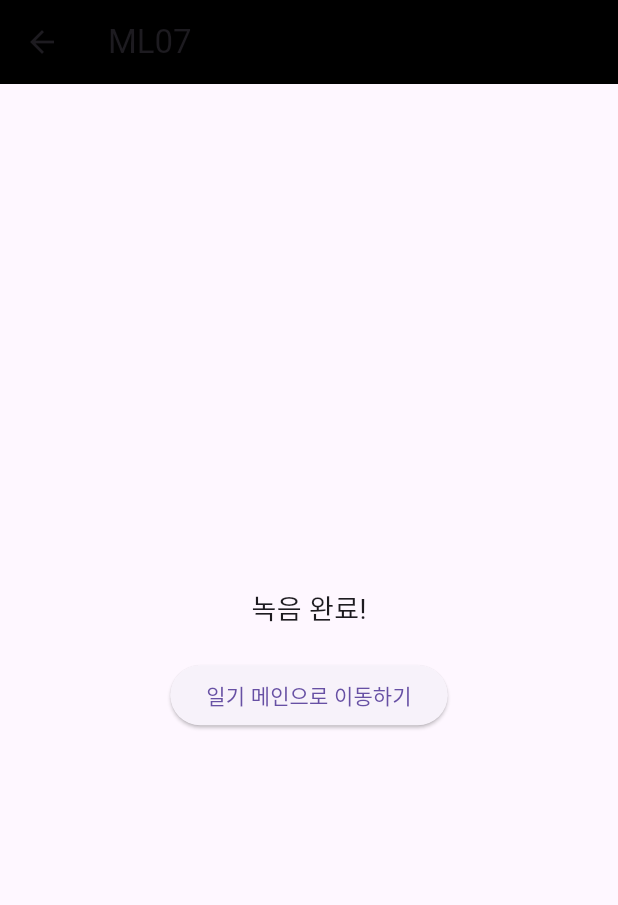
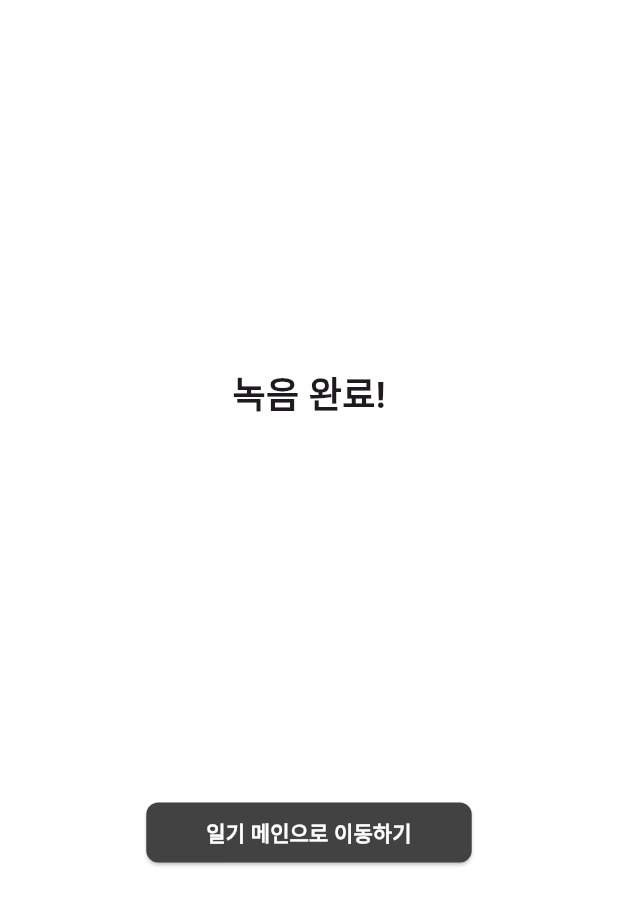
Before and after one commit to Mallang-Diary/MallangDiary-FrontEnd, a Flutter app: the RecordingPage screen opened directly, after a tap on "녹음 시작", after a tap on "중지", after a tap on "저장", on a phone screen of 412 x 824 dp. Shown: the top 905 px of the screen. Run offline on Flutter 3.47's test engine with Material 3 defaults, Android fonts, the phone set to English and light mode, and no system bars; our stand-ins replace audioplayers, image_picker, percent_indicator, permission_handler, smooth_page_indicator, sqflite and 1 more; missing offline and left inert: flutter_sound; accounts and stored records are empty.

Commit message:
[recording] recording page 디자인 변경 및 SegmentFault 디버깅 중

```diff
--- a/lib/page/caller/recording_complete_page.dart
+++ b/lib/page/caller/recording_complete_page.dart
@@ -1,21 +1,40 @@
 import 'package:flutter/material.dart';
+import 'package:mallang_project_v1/page/diary_board/main_board.dart';
+
 
 class RecordingCompletePage extends StatelessWidget {
   @override
   Widget build(BuildContext context) {
     return Scaffold(
-      appBar: AppBar(title: Text('ML07'), backgroundColor: Colors.black),
+      backgroundColor: Colors.white,
       body: Center(
         child: Column(
           mainAxisAlignment: MainAxisAlignment.center,
           children: [
-            Text('녹음 완료!', style: TextStyle(fontSize: 18)),
-            SizedBox(height: 20),
-            ElevatedButton(
-              onPressed: () {
-                Navigator.pop(context);
-              },
-              child: Text('일기 메인으로 이동하기'),
+            Text('녹음 완료!', style: TextStyle(fontSize: 24, fontWeight:FontWeight.bold)),
+            SizedBox(height: 250),
+            Center(
+              child: ElevatedButton.icon(
+                onPressed: () {
+                  Navigator.push(
+                    context,
+                    MaterialPageRoute(
+                      builder: (context) => MainBoardPage()
+                    ),
+                  );
+                },
+                label: Text(
+                  "일기 메인으로 이동하기",
+                  style: TextStyle(fontSize: 14, fontWeight: FontWeight.bold, color: Colors.white),
+                ),
+                style: ElevatedButton.styleFrom(
+                  backgroundColor: Colors.grey[800],
+                  padding: EdgeInsets.symmetric(horizontal: 40, vertical: 8),
+                  shape: RoundedRectangleBorder(
+                    borderRadius: BorderRadius.circular(8),
+                  ),
+                )
+              )
             ),
           ],
         ),
--- a/lib/page/caller/recording_page.dart
+++ b/lib/page/caller/recording_page.dart
@@ -136,7 +136,7 @@ class _RecordingPage extends State<RecordingPage> {
               TextButton(
                 onPressed: () {
                   Navigator.of(context).pop();
-                  _saveRecording(); // 저장 =======>>> 저장이 잘 됐는지 확인해보고 싶음
+                  _saveRecording();
                 },
                 child: Text('저장'),
               ),
@@ -148,6 +148,23 @@ class _RecordingPage extends State<RecordingPage> {
               ),
             ],
           ),
+    );
+  }
+
+  void _showRecordingNotStartedDialog() {
+    showDialog(
+        context: context,
+        builder: (context) => AlertDialog(
+            title: Text('녹음을 먼저 시작해주세요'),
+            actions: [
+              TextButton(
+                onPressed: () {
+                  Navigator.of(context).pop(); // 다이얼로그 닫기
+                },
+                child: Text('확인'),
+              )
+            ]
+        )
     );
   }
 
@@ -186,8 +203,8 @@ class _RecordingPage extends State<RecordingPage> {
             Row(
               mainAxisAlignment: MainAxisAlignment.center,
               children: [
-                // 녹음 시작/중지 버튼
-                ElevatedButton(
+                // 녹음 시작/중지 버튼 (ElevatedButton.icon 사용)
+                ElevatedButton.icon(
                   onPressed: () {
                     setState(() {
                       if (_isRecording) {
@@ -201,23 +218,46 @@ class _RecordingPage extends State<RecordingPage> {
                       }
                     });
                   },
-                  child: Text(
+                  label: Text(
                     _isRecording
                         ? '중지'
                         : (_isPaused ? '이어서 녹음하기' : '녹음 시작'),
+                    style: TextStyle(fontSize: 14, fontWeight: FontWeight.bold, color: Colors.white),
+                  ),
+                  style: ElevatedButton.styleFrom(
+                    backgroundColor: Colors.grey[800],
+                    padding: EdgeInsets.symmetric(horizontal: 40, vertical: 8),
+                    shape: RoundedRectangleBorder(
+                      borderRadius: BorderRadius.circular(8),
+                    ),
                   ),
                 ),
                 SizedBox(width: 20),
-                // 저장 버튼
-                ElevatedButton(
+                // 저장 버튼 (ElevatedButton.icon 사용)
+                ElevatedButton.icon(
                   onPressed: () {
-                    Navigator.push(
-                      context,
-                      MaterialPageRoute(
-                          builder: (context) => RecordingCompletePage()),
-                    );
+                    if (!_isRecording && !_isPaused) {
+                      // 녹음을 시작한 적이 없으면 알림으로 녹음을 먼저 시작하라고 안내
+                      _showRecordingNotStartedDialog();
+                    } else {
+                      Navigator.push(
+                        context,
+                        MaterialPageRoute(
+                            builder: (context) => RecordingCompletePage()),
+                      );
+                    }
                   },
-                  child: Text('저장'),
+                  label: Text(
+                    '저장',
+                    style: TextStyle(fontSize: 14, fontWeight: FontWeight.bold, color: Colors.white),
+                  ),
+                  style: ElevatedButton.styleFrom(
+                    backgroundColor: Colors.grey[800],
+                    padding: EdgeInsets.symmetric(horizontal: 40, vertical: 8),
+                    shape: RoundedRectangleBorder(
+                      borderRadius: BorderRadius.circular(8),
+                    ),
+                  ),
                 ),
               ],
             ),
--- a/lib/page/diary_board/diary_record_card.dart
+++ b/lib/page/diary_board/diary_record_card.dart
@@ -62,7 +62,7 @@ class DiaryRecordCard extends StatelessWidget {
             ),
             style: ElevatedButton.styleFrom(
               backgroundColor: Colors.grey[800],
-              padding: EdgeInsets.symmetric(horizontal: 40, vertical: 16),
+              padding: EdgeInsets.symmetric(horizontal: 40, vertical: 12),
               shape: RoundedRectangleBorder(
                 borderRadius: BorderRadius.circular(8),
               ),
```
